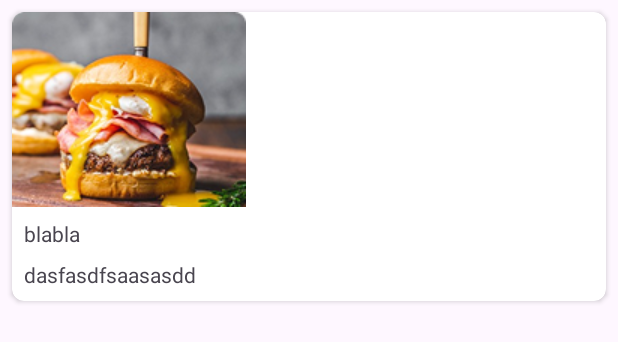
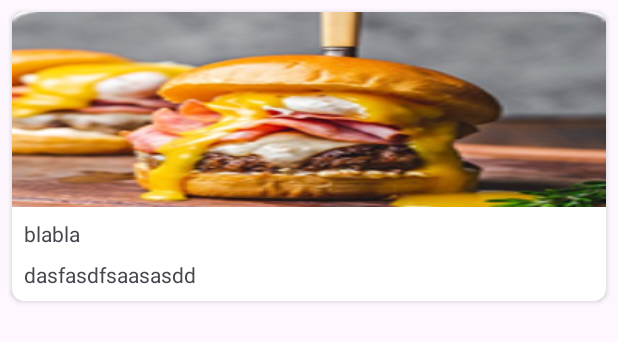
Before and after one commit to ToothLonely/RecipesApp, an Android app: the layout item_category.xml on its own in the app's theme, with its tools: preview values and no code run, on a phone screen of 412 x 824 dp. Shown: the top 342 px of the screen. Run offline under Robolectric (Android 15) with nearby library versions, the phone set to English and light mode, and no system bars.

Commit message:
RA-07 corrected item category size again

```diff
--- a/app/src/main/res/layout/item_category.xml
+++ b/app/src/main/res/layout/item_category.xml
@@ -10,27 +10,27 @@
     android:background="?attr/selectableItemBackgroundBorderless"
     android:clickable="true"
     app:cardCornerRadius="@dimen/halfMainDimen">
+
     <LinearLayout
         android:id="@+id/layout_cardView"
-        android:layout_width="wrap_content"
+        android:layout_width="match_parent"
         android:layout_height="wrap_content"
         android:orientation="vertical">
 
         <ImageView
             android:id="@+id/iv_categories_had"
-            android:layout_width="wrap_content"
+            android:layout_width="match_parent"
             android:layout_height="wrap_content"
-            tools:src="@drawable/bcg_rectangle">
-        </ImageView>
+            android:layout_gravity="center"
+            android:background="@drawable/bcg_rectangle" />
 
         <TextView
             android:id="@+id/tv_category_name"
-            android:layout_width="wrap_content"
+            android:layout_width="match_parent"
             android:layout_height="wrap_content"
             android:layout_marginStart="@dimen/halfMainDimen"
             android:layout_marginTop="@dimen/halfMainDimen"
-            tools:text="blabla">
-        </TextView>
+            tools:text="blabla" />
 
         <TextView
             android:id="@+id/tv_categories_description"
@@ -40,8 +40,7 @@
             android:layout_marginTop="@dimen/halfMainDimen"
             android:layout_marginEnd="@dimen/halfMainDimen"
             android:layout_marginBottom="@dimen/halfMainDimen"
-            tools:text="dasfasdfsaasasdd">
-        </TextView>
+            tools:text="dasfasdfsaasasdd" />
     </LinearLayout>
 
 </androidx.cardview.widget.CardView>
--- a/gradle/libs.versions.toml
+++ b/gradle/libs.versions.toml
@@ -1,5 +1,5 @@
 [versions]
-agp = "8.9.0"
+agp = "8.10.1"
 fragmentKtx = "1.8.7"
 kotlin = "2.0.21"
 coreKtx = "1.15.0"
```
